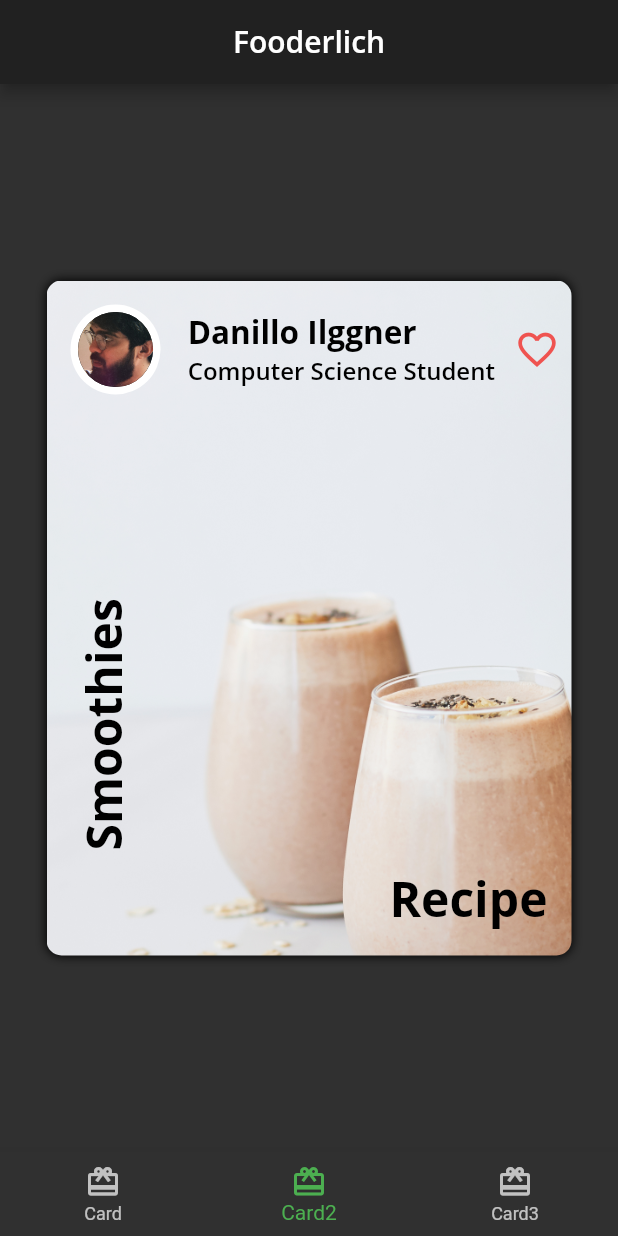
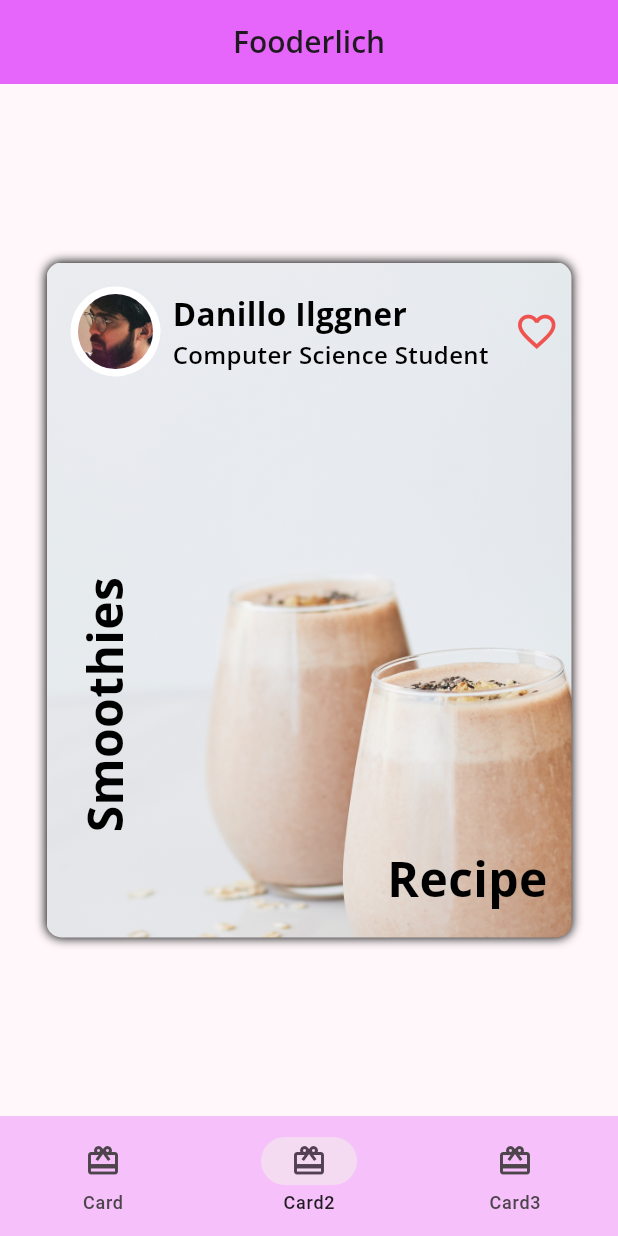
Before and after one commit to danilloism/portfolio.fooderlich, a Flutter app: the screen it shows after launch, item 2 of the bottom bar chosen, on a phone screen of 412 x 824 dp. Run offline on Flutter 3.47's test engine with Material 2 defaults, Android fonts, the phone set to English and light mode, and no system bars; our stand-ins replace google_fonts.

Commit message:
Material 3 NavigationBar applied

```diff
--- a/lib/components/card.1.dart
+++ b/lib/components/card.1.dart
@@ -1,4 +1,5 @@
 import 'package:flutter/material.dart';
+import 'package:fooderlich/theme.dart';
 
 class Card1 extends StatelessWidget {
   const Card1({Key? key})
@@ -39,13 +40,13 @@ class Card1 extends StatelessWidget {
           children: [
             Text(
               category,
-              style: Theme.of(context).textTheme.bodyText1,
+              style: FooderlichTheme.dark.textTheme.bodyText1,
             ),
             Positioned(
               top: 20,
               child: Text(
                 title,
-                style: Theme.of(context).textTheme.headline2,
+                style: FooderlichTheme.dark.textTheme.headline2,
               ),
             ),
             Positioned(
@@ -53,7 +54,7 @@ class Card1 extends StatelessWidget {
               right: 0,
               child: Text(
                 description,
-                style: Theme.of(context).textTheme.bodyText1,
+                style: FooderlichTheme.dark.textTheme.bodyText1,
               ),
             ),
             Positioned(
@@ -61,7 +62,7 @@ class Card1 extends StatelessWidget {
               right: 0,
               child: Text(
                 chef,
-                style: Theme.of(context).textTheme.bodyText1,
+                style: FooderlichTheme.dark.textTheme.bodyText1,
               ),
             ),
           ],
--- a/lib/home.dart
+++ b/lib/home.dart
@@ -32,20 +32,20 @@ class _HomeState extends State<Home> {
         ),
       ),
       body: pages[_selectedIndex],
-      bottomNavigationBar: BottomNavigationBar(
-        selectedItemColor: Theme.of(context).textSelectionTheme.selectionColor,
-        currentIndex: _selectedIndex,
-        onTap: _onItemTapped,
-        items: const [
-          BottomNavigationBarItem(
+      bottomNavigationBar: NavigationBar(
+        //selectedItemColor: Theme.of(context).textSelectionTheme.selectionColor,
+        selectedIndex: _selectedIndex,
+        onDestinationSelected: _onItemTapped,
+        destinations: const [
+          NavigationDestination(
             icon: Icon(Icons.card_giftcard),
             label: "Card",
           ),
-          BottomNavigationBarItem(
+          NavigationDestination(
             icon: Icon(Icons.card_giftcard),
             label: "Card2",
           ),
-          BottomNavigationBarItem(
+          NavigationDestination(
             icon: Icon(Icons.card_giftcard),
             label: "Card3",
           ),
--- a/lib/main.dart
+++ b/lib/main.dart
@@ -14,7 +14,7 @@ class Fooderlich extends StatelessWidget {
     return MaterialApp(
       title: 'Fooderlich',
       debugShowCheckedModeBanner: false,
-      theme: FooderlichTheme.dark,
+      theme: FooderlichTheme.light,
       home: const Home(),
     );
   }
--- a/lib/theme.dart
+++ b/lib/theme.dart
@@ -29,8 +29,6 @@ class FooderlichTheme {
       color: Colors.black,
     ),
   );
-
-  // 2
   static final _darkTextTheme = TextTheme(
     bodyText1: GoogleFonts.openSans(
       fontSize: 14.0,
@@ -61,44 +59,37 @@ class FooderlichTheme {
 
   static ThemeData get light {
     return ThemeData(
+      useMaterial3: true,
       brightness: Brightness.light,
-      checkboxTheme: CheckboxThemeData(
-        fillColor: MaterialStateColor.resolveWith(
-          (states) {
-            return Colors.black;
-          },
-        ),
+      colorSchemeSeed: Colors.purpleAccent,
+      textTheme: _lightTextTheme,
+      navigationBarTheme: NavigationBarThemeData(
+        backgroundColor: Colors.purpleAccent.withOpacity(0.3),
       ),
-      appBarTheme: const AppBarTheme(
-        foregroundColor: Colors.black,
-        backgroundColor: Colors.white,
+      appBarTheme: AppBarTheme(
+        backgroundColor: Colors.purpleAccent.withOpacity(0.8),
+        centerTitle: true,
+        elevation: 0,
+        //color: Colors.transparent,
       ),
-      floatingActionButtonTheme: const FloatingActionButtonThemeData(
-        foregroundColor: Colors.white,
-        backgroundColor: Colors.black,
-      ),
-      bottomNavigationBarTheme: const BottomNavigationBarThemeData(
-        selectedItemColor: Colors.green,
-      ),
-      textTheme: _lightTextTheme,
     );
   }
 
   static ThemeData get dark {
     return ThemeData(
+      useMaterial3: true,
+      colorSchemeSeed: Colors.deepPurpleAccent,
       brightness: Brightness.dark,
+      textTheme: _darkTextTheme,
+      navigationBarTheme: const NavigationBarThemeData(
+        backgroundColor: Colors.transparent,
+      ),
       appBarTheme: AppBarTheme(
-        foregroundColor: Colors.white,
-        backgroundColor: Colors.grey[900],
+        backgroundColor: Colors.black.withOpacity(0.1),
+        centerTitle: true,
+        elevation: 0,
+        //color: Colors.transparent,
       ),
-      floatingActionButtonTheme: const FloatingActionButtonThemeData(
-        foregroundColor: Colors.white,
-        backgroundColor: Colors.green,
-      ),
-      bottomNavigationBarTheme: const BottomNavigationBarThemeData(
-        selectedItemColor: Colors.green,
-      ),
-      textTheme: _darkTextTheme,
     );
   }
 }
```
